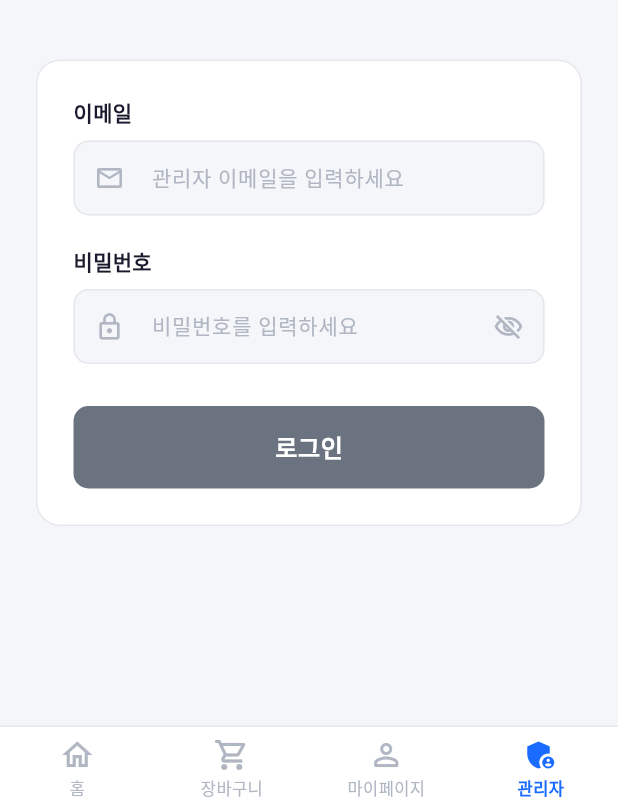
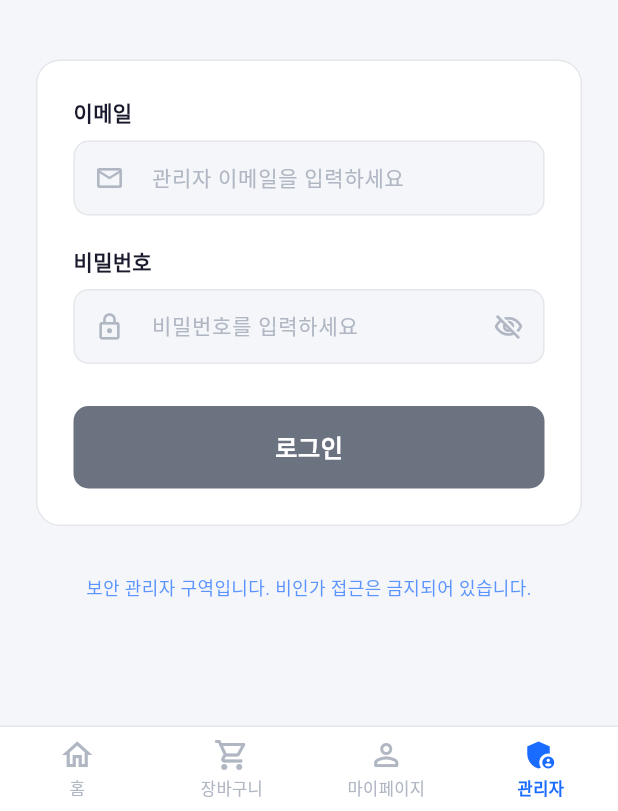
Before and after one commit to hyerin10/bike_house, a Flutter app: the screen it shows after launch, item 4 of the bottom bar chosen, on a phone screen of 412 x 824 dp, the part 425-1236 px from its top. Run offline on Flutter 3.47's test engine with Material 3 defaults, Android fonts, the phone set to English and light mode, and no system bars; our stand-ins replace cached_network_image, firebase_core, firebase_crashlytics, flutter_riverpod, freezed_annotation, image_picker and 3 more; accounts and stored records are empty.

Commit message:
refactor: 관리자 로그인 페이지 리팩토링

```diff
--- a/lib/core/theme/app_theme.dart
+++ b/lib/core/theme/app_theme.dart
@@ -34,6 +34,9 @@ class AppColors {
   static const Color dangerBg = Color(0xFFFFECEC);
   static const Color chatPromptBg = Color(0xFFEFF6FF);
   static const Color avatarBg = Color(0xFFD6E4FF);
+
+  /// 관리자 로그인 배지(방패) 원형 배경
+  static const Color adminShieldBackground = Color(0xFF1A2A3A);
 }
 
 /// 앱 테마 설정
--- a/lib/features/profile/presentation/admin_login_screen.dart
+++ b/lib/features/profile/presentation/admin_login_screen.dart
@@ -10,35 +10,23 @@ class AdminLoginScreen extends ConsumerWidget {
 
   @override
   Widget build(BuildContext context, WidgetRef ref) {
-    final controller = ref.read(adminLoginProvider.notifier);
-    final state = ref.watch(adminLoginProvider);
-
-    return Material(
+    return const Material(
       color: AppColors.background,
       child: Column(
         children: [
-          // 헤더
-          const _AdminLoginHeader(),
-
-          // 스크롤 가능한 본문
+          _AdminLoginHeader(),
           Expanded(
             child: SingleChildScrollView(
-              padding: const EdgeInsets.symmetric(horizontal: 24),
+              padding: EdgeInsets.symmetric(horizontal: 24),
               child: Column(
                 children: [
-                  const SizedBox(height: 40),
-
-                  // 방패 아이콘 + 타이틀
-                  const _AdminBadge(),
-
-                  const SizedBox(height: 40),
-
-                  // 로그인 폼 카드
-                  _LoginFormCard(controller: controller, state: state),
-
-                  const SizedBox(height: 40),
-
-                    const SizedBox(height: 32),
+                  SizedBox(height: 40),
+                  _AdminBadge(),
+                  SizedBox(height: 40),
+                  _LoginFormCard(),
+                  SizedBox(height: 32),
+                  _SecurityFooter(),
+                  SizedBox(height: 24),
                 ],
               ),
             ),
@@ -62,16 +50,13 @@ class _AdminLoginHeader extends StatelessWidget {
       width: double.infinity,
       color: AppColors.surface,
       padding: const EdgeInsets.symmetric(vertical: 18),
-      child: Column(
-        children: [
-          Text(
+      child: Text(
         '관리자 로그인',
+        textAlign: TextAlign.center,
         style: Theme.of(context).textTheme.headlineMedium?.copyWith(
               fontWeight: FontWeight.w700,
               color: AppColors.textPrimary,
             ),
-          ),
-        ],
       ),
     );
   }
@@ -92,7 +77,7 @@ class _AdminBadge extends StatelessWidget {
           width: 80,
           height: 80,
           decoration: const BoxDecoration(
-            color: Color(0xFF1A2A3A),
+            color: AppColors.adminShieldBackground,
             shape: BoxShape.circle,
           ),
           child: const Icon(
@@ -118,17 +103,14 @@ class _AdminBadge extends StatelessWidget {
 // 로그인 폼 카드
 // ─────────────────────────────────────────────────────────────────────────────
 
-class _LoginFormCard extends StatelessWidget {
-  const _LoginFormCard({
-    required this.controller,
-    required this.state,
-  });
-
-  final AdminLoginController controller;
-  final AdminLoginState state;
+class _LoginFormCard extends ConsumerWidget {
+  const _LoginFormCard();
 
   @override
-  Widget build(BuildContext context) {
+  Widget build(BuildContext context, WidgetRef ref) {
+    final controller = ref.read(adminLoginProvider.notifier);
+    final state = ref.watch(adminLoginProvider);
+
     return Container(
       padding: const EdgeInsets.all(24),
       decoration: BoxDecoration(
@@ -139,7 +121,6 @@ class _LoginFormCard extends StatelessWidget {
       child: Column(
         crossAxisAlignment: CrossAxisAlignment.start,
         children: [
-          // 이메일 필드
           const _FieldLabel(label: '이메일'),
           const SizedBox(height: 8),
           _InputField(
@@ -148,10 +129,7 @@ class _LoginFormCard extends StatelessWidget {
             obscureText: false,
             onChanged: controller.onIdChanged,
           ),
-
           const SizedBox(height: 20),
-
-          // 비밀번호 필드
           const _FieldLabel(label: '비밀번호'),
           const SizedBox(height: 8),
           _PasswordField(
@@ -160,50 +138,53 @@ class _LoginFormCard extends StatelessWidget {
             onChanged: controller.onPasswordChanged,
             onToggleVisibility: controller.togglePasswordVisibility,
           ),
-
           const SizedBox(height: 28),
-
-          // 로그인 버튼
           _LoginButton(
             onPressed: state.isLoading ? null : controller.login,
             isLoading: state.isLoading,
           ),
-
-          // 에러 메시지
           if (state.errorMessage != null) ...[
             const SizedBox(height: 14),
-            Container(
+            _LoginErrorBanner(message: state.errorMessage!),
+          ],
+        ],
+      ),
+    );
+  }
+}
+
+class _LoginErrorBanner extends StatelessWidget {
+  const _LoginErrorBanner({required this.message});
+
+  final String message;
+
+  @override
+  Widget build(BuildContext context) {
+    return Container(
       width: double.infinity,
-              padding: const EdgeInsets.symmetric(
-                horizontal: 14,
-                vertical: 10,
-              ),
+      padding: const EdgeInsets.symmetric(horizontal: 14, vertical: 10),
       decoration: BoxDecoration(
-                color: const Color(0xFFFFEDED),
+        color: AppColors.dangerBg,
         borderRadius: BorderRadius.circular(8),
       ),
       child: Row(
         children: [
           const Icon(
             Icons.error_outline,
-                    color: Color(0xFFD32F2F),
+            color: AppColors.dangerRed,
             size: 16,
           ),
           const SizedBox(width: 8),
           Expanded(
             child: Text(
-                      state.errorMessage!,
+              message,
               style: const TextStyle(
-                        color: Color(0xFFD32F2F),
+                color: AppColors.dangerRed,
                 fontSize: 13,
                 fontWeight: FontWeight.w500,
               ),
             ),
           ),
-                ],
-              ),
-            ),
-          ],
         ],
       ),
     );
@@ -213,6 +194,38 @@ class _LoginFormCard extends StatelessWidget {
 // ─────────────────────────────────────────────────────────────────────────────
 // 서브 위젯들
 // ─────────────────────────────────────────────────────────────────────────────
+
+InputDecoration _adminLoginInputDecoration({
+  required String hintText,
+  required Widget prefix,
+  Widget? suffix,
+}) {
+  const radius = 10.0;
+  return InputDecoration(
+    hintText: hintText,
+    hintStyle: const TextStyle(
+      color: AppColors.textHint,
+      fontSize: 14,
+    ),
+    prefixIcon: prefix,
+    suffixIcon: suffix,
+    filled: true,
+    fillColor: AppColors.background,
+    contentPadding: const EdgeInsets.symmetric(horizontal: 16, vertical: 14),
+    border: OutlineInputBorder(
+      borderRadius: BorderRadius.circular(radius),
+      borderSide: const BorderSide(color: AppColors.divider),
+    ),
+    enabledBorder: OutlineInputBorder(
+      borderRadius: BorderRadius.circular(radius),
+      borderSide: const BorderSide(color: AppColors.divider),
+    ),
+    focusedBorder: OutlineInputBorder(
+      borderRadius: BorderRadius.circular(radius),
+      borderSide: const BorderSide(color: AppColors.primary, width: 1.5),
+    ),
+  );
+}
 
 class _FieldLabel extends StatelessWidget {
   const _FieldLabel({required this.label});
@@ -253,31 +266,9 @@ class _InputField extends StatelessWidget {
         color: AppColors.textPrimary,
         fontSize: 14,
       ),
-      decoration: InputDecoration(
+      decoration: _adminLoginInputDecoration(
         hintText: hintText,
-        hintStyle: const TextStyle(
-          color: AppColors.textHint,
-          fontSize: 14,
-        ),
-        prefixIcon: Icon(prefixIcon, color: AppColors.textHint, size: 20),
-        filled: true,
-        fillColor: AppColors.background,
-        contentPadding: const EdgeInsets.symmetric(
-          horizontal: 16,
-          vertical: 14,
-        ),
-        border: OutlineInputBorder(
-          borderRadius: BorderRadius.circular(10),
-          borderSide: const BorderSide(color: AppColors.divider),
-        ),
-        enabledBorder: OutlineInputBorder(
-          borderRadius: BorderRadius.circular(10),
-          borderSide: const BorderSide(color: AppColors.divider),
-        ),
-        focusedBorder: OutlineInputBorder(
-          borderRadius: BorderRadius.circular(10),
-          borderSide: const BorderSide(color: AppColors.primary, width: 1.5),
-        ),
+        prefix: Icon(prefixIcon, color: AppColors.textHint, size: 20),
       ),
     );
   }
@@ -305,18 +296,14 @@ class _PasswordField extends StatelessWidget {
         color: AppColors.textPrimary,
         fontSize: 14,
       ),
-      decoration: InputDecoration(
+      decoration: _adminLoginInputDecoration(
         hintText: hintText,
-        hintStyle: const TextStyle(
-          color: AppColors.textHint,
-          fontSize: 14,
-        ),
-        prefixIcon: const Icon(
+        prefix: const Icon(
           Icons.lock_outline,
           color: AppColors.textHint,
           size: 20,
         ),
-        suffixIcon: IconButton(
+        suffix: IconButton(
           onPressed: onToggleVisibility,
           icon: Icon(
             isVisible
@@ -325,24 +312,6 @@ class _PasswordField extends StatelessWidget {
             color: AppColors.textHint,
             size: 20,
           ),
-        ),
-        filled: true,
-        fillColor: AppColors.background,
-        contentPadding: const EdgeInsets.symmetric(
-          horizontal: 16,
-          vertical: 14,
-        ),
-        border: OutlineInputBorder(
-          borderRadius: BorderRadius.circular(10),
-          borderSide: const BorderSide(color: AppColors.divider),
-        ),
-        enabledBorder: OutlineInputBorder(
-          borderRadius: BorderRadius.circular(10),
-          borderSide: const BorderSide(color: AppColors.divider),
-        ),
-        focusedBorder: OutlineInputBorder(
-          borderRadius: BorderRadius.circular(10),
-          borderSide: const BorderSide(color: AppColors.primary, width: 1.5),
         ),
       ),
     );
@@ -365,7 +334,7 @@ class _LoginButton extends StatelessWidget {
       child: ElevatedButton(
         onPressed: onPressed,
         style: ElevatedButton.styleFrom(
-          backgroundColor: const Color(0xFF6B7280),
+          backgroundColor: AppColors.textSecondary,
           foregroundColor: Colors.white,
           padding: const EdgeInsets.symmetric(vertical: 16),
           shape: RoundedRectangleBorder(
@@ -408,7 +377,7 @@ class _SecurityFooter extends StatelessWidget {
       '보안 관리자 구역입니다. 비인가 접근은 금지되어 있습니다.',
       textAlign: TextAlign.center,
       style: Theme.of(context).textTheme.bodyMedium?.copyWith(
-            color: AppColors.primary.withOpacity(0.7),
+            color: AppColors.primary.withValues(alpha: 0.7),
             fontSize: 12,
           ),
     );
```
Lines whose indentation alone changed are shown as unchanged.
